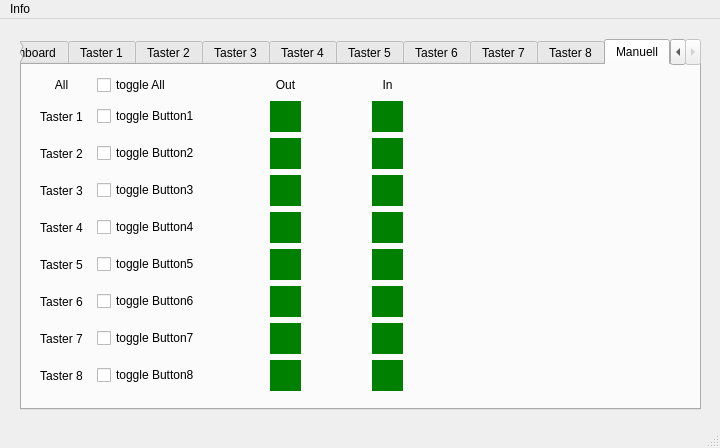
First picture: the form in Forms/TikTak.ui, repository joey9D/TicTac-Dashboard, before the edit.
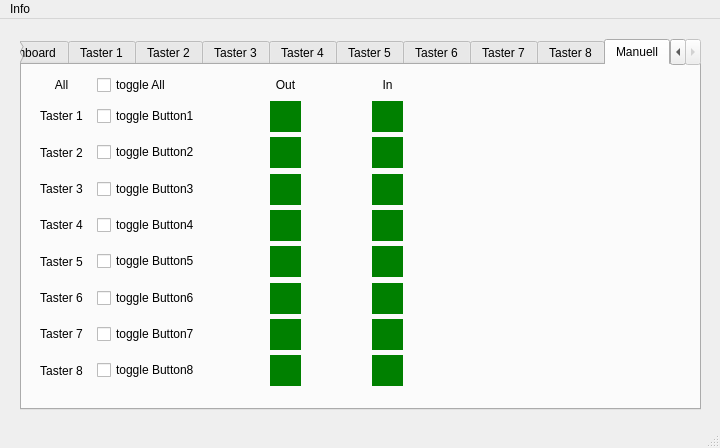
Second picture: the form after the edit. The open tabs and pages were chosen to show the change. Custom widgets are drawn as their Qt base class.

Commit message: remove old code

```diff
--- a/Forms/TikTak.ui
+++ b/Forms/TikTak.ui
@@ -2463,7 +2463,7 @@
         <x>10</x>
         <y>10</y>
         <width>371</width>
-        <height>319</height>
+        <height>311</height>
        </rect>
       </property>
       <layout class="QGridLayout" name="gridLayout_2">
```
Left out of the diff: 6 changed lines with no effect on the pictures. The commit also changes 1 other file.
